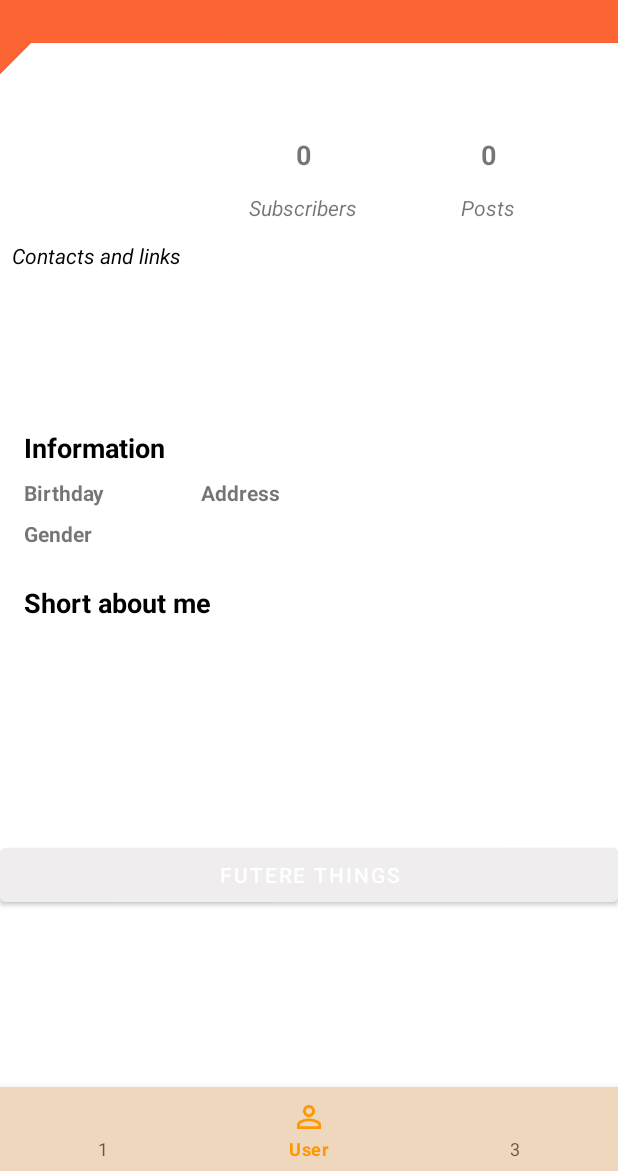
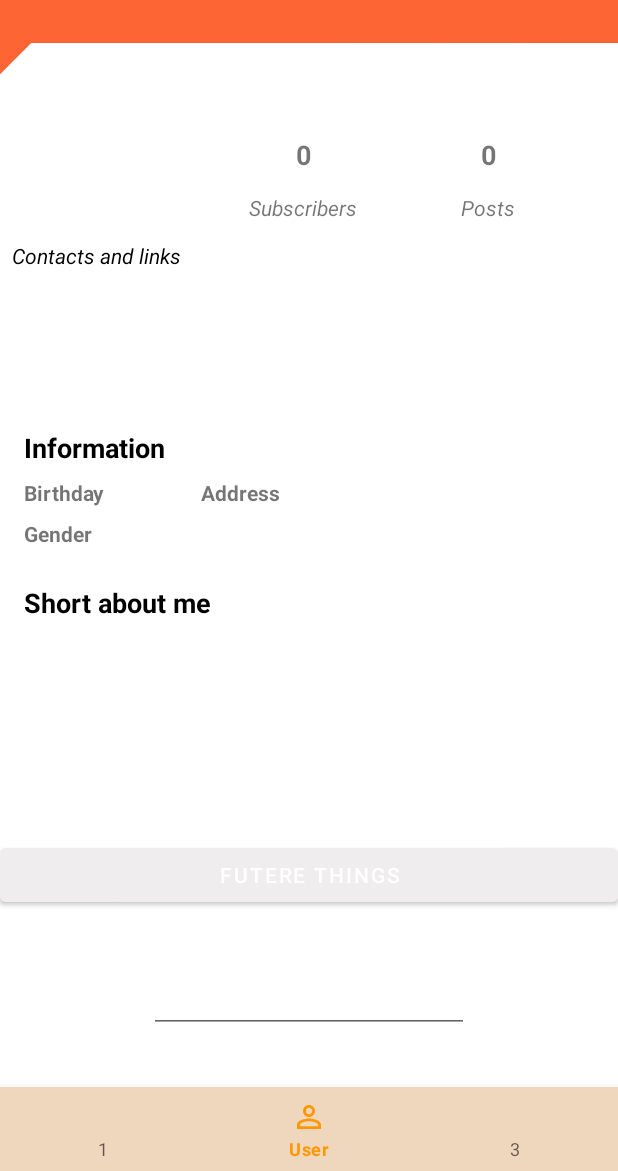
Before and after one commit to VadimKost/SocialNet_Android_app, an Android app: the MainActivity screen opened directly, with no data from a screen before it, on a phone screen of 412 x 824 dp, the part 65-1236 px from its top. Run offline under Robolectric (Android 15) with nearby library versions, the phone set to English and light mode, and no system bars; our stand-ins replace data binding; network calls fail; 2 statements that could not run were skipped.

Commit message:
move to android gradle plugin 7+

```diff
--- a/app/src/main/AndroidManifest.xml
+++ b/app/src/main/AndroidManifest.xml
@@ -12,14 +12,12 @@
         android:supportsRtl="true"
         android:theme="@style/AppTheme">
         <activity
-            android:name="com.v.vsocial.RegisterActivity"
-            android:noHistory="true" />
+            android:name="com.v.vsocial.RegisterActivity" />
         <activity
             android:name="com.v.vsocial.MainActivity"
              />
         <activity
             android:name="com.v.vsocial.LoginActivity"
-            android:noHistory="true"
             android:screenOrientation="portrait">
             <intent-filter>
                 <action android:name="android.intent.action.MAIN" />
--- a/app/src/main/java/com/v/vsocial/LoginActivity.kt
+++ b/app/src/main/java/com/v/vsocial/LoginActivity.kt
@@ -18,7 +18,8 @@ class LoginActivity : AppCompatActivity() {
     override fun onCreate(savedInstanceState: Bundle?) {
         super.onCreate(savedInstanceState)
         if (Auth.getUserCredentials(this)!=null) {
-           startActivity(Intent(this, MainActivity::class.java))
+            startActivity(Intent(this, MainActivity::class.java))
+            finish()
         }
         setContentView(R.layout.activity_login)
 
--- a/app/src/main/java/com/v/vsocial/MainActivity.kt
+++ b/app/src/main/java/com/v/vsocial/MainActivity.kt
@@ -8,13 +8,13 @@ import androidx.appcompat.widget.Toolbar
 import androidx.fragment.app.Fragment
 import androidx.lifecycle.ViewModelProvider
 import com.v.vsocial.network.Auth
-import com.v.vsocial.viewmodels.MainActivityViewModel
+import com.v.vsocial.viewmodels.UserProfileVM
 import kotlinx.android.synthetic.main.activity_main.*
 
 
 class MainActivity : AppCompatActivity(){
-    val model: MainActivityViewModel by lazy { ViewModelProvider(this).get(
-        MainActivityViewModel::class.java) }
+    val model: UserProfileVM by lazy { ViewModelProvider(this).get(
+        UserProfileVM::class.java) }
 
     override fun onCreate(savedInstanceState: Bundle?) {
         super.onCreate(savedInstanceState)
--- a/app/src/main/java/com/v/vsocial/UserFragment.kt
+++ b/app/src/main/java/com/v/vsocial/UserFragment.kt
@@ -2,42 +2,37 @@ package com.v.vsocial
 
 import android.content.Intent
 import android.os.Bundle
-import android.util.Log
 import android.view.LayoutInflater
 import android.view.View
 import android.view.ViewGroup
-import android.widget.Toast
 import androidx.fragment.app.Fragment
 import androidx.lifecycle.ViewModelProvider
 import androidx.lifecycle.lifecycleScope
 import androidx.recyclerview.widget.LinearLayoutManager
-import com.v.vsocial.adapters.LinksAdapter
 import com.v.vsocial.databinding.FragmentMainUserBinding
 import com.v.vsocial.network.Auth
 import com.v.vsocial.viewmodels.Action
-import com.v.vsocial.viewmodels.MainActivityViewModel
+import com.v.vsocial.viewmodels.UserProfileVM
 import kotlinx.coroutines.flow.collect
 import kotlinx.coroutines.launch
 
 
 class UserFragment : Fragment() {
-    val model: MainActivityViewModel by lazy{
-        ViewModelProvider(this).get(MainActivityViewModel::class.java)
+    val vm: UserProfileVM by lazy{
+        ViewModelProvider(this).get(UserProfileVM::class.java)
     }
     lateinit var binding:FragmentMainUserBinding
 
     override fun onCreateView(inflater: LayoutInflater, container: ViewGroup?, savedInstanceState: Bundle?): View {
         binding =FragmentMainUserBinding.inflate(inflater,container,false)
+        binding.setLifecycleOwner(this)
+        binding.viewmodel =vm
+
         binding.rv.layoutManager = LinearLayoutManager(context, LinearLayoutManager.HORIZONTAL, false)
 
-        lifecycleScope.launch {
-            model.user.collect {
-                binding.user = it
-            }
-        }
 
         lifecycleScope.launch {
-            model.actions.collect {
+            vm.actions.collect {
                 when(it){
                     Action.logout -> {
                         Auth.removeUserCredentials(requireContext())
--- a/app/src/main/java/com/v/vsocial/network/SocialNet.kt
+++ b/app/src/main/java/com/v/vsocial/network/SocialNet.kt
@@ -9,8 +9,9 @@ import retrofit2.http.*
 
 
 object SocialNet {
+    private val  BASE_URL="http://192.168.42.93:8000/api/"
 //    private val BASE_URL = "http://www.vako.ga/api/"
-    private val  BASE_URL="http://192.168.0.106:8000/api/"
+//    private val  BASE_URL="http://192.168.0.106:8000/api/"
     lateinit var retrofit: Retrofit
     init {
         retrofit = Retrofit.Builder()
--- a/app/src/main/java/com/v/vsocial/viewmodels/MainActivityViewModel.kt
+++ b/app/src/main/java/com/v/vsocial/viewmodels/UserProfileVM.kt
@@ -16,7 +16,7 @@ import kotlinx.coroutines.*
 import kotlinx.coroutines.flow.MutableStateFlow
 import kotlinx.coroutines.flow.StateFlow
 
-class MainActivityViewModel(application: Application): AndroidViewModel(application) {
+class UserProfileVM(application: Application): AndroidViewModel(application) {
     val coroutineExceptionHanlder = CoroutineExceptionHandler{_, throwable ->
 //        _stateFlow.value=State.networkError
     }
@@ -31,8 +31,7 @@ class MainActivityViewModel(application: Application): AndroidViewModel(applicat
     init{
         _actions.value=Action.showLoadingBar
         viewModelScope.launch {
-            var userstate = getUser()
-            when(userstate){
+            when(val userstate = getUser()){
                 is ResponseState.Success -> _user.value = userstate.data
                 is ResponseState.AuthError -> _actions.value =Action.logout
             }
--- a/app/src/main/res/layout/fragment_main_user.xml
+++ b/app/src/main/res/layout/fragment_main_user.xml
@@ -4,8 +4,8 @@
     xmlns:android="http://schemas.android.com/apk/res/android">
     <data>
         <variable
-            name="user"
-            type="com.v.vsocial.models.User" />
+            name="viewmodel"
+            type="com.v.vsocial.viewmodels.UserProfileVM" />
     </data>
 
 
@@ -52,7 +52,7 @@
                         android:layout_marginStart="16dp"
                         android:layout_marginTop="16dp"
                         android:background="#FFFFFF"
-                        android:src="@{user.user_profile.photo}"
+                        android:src="@{viewmodel.user.user_profile.photo}"
                         app:layout_constraintEnd_toEndOf="parent"
                         app:layout_constraintHorizontal_bias="0.061"
                         app:layout_constraintStart_toStartOf="parent"
@@ -66,7 +66,7 @@
                         android:layout_marginStart="16dp"
                         android:layout_marginEnd="16dp"
                         android:maxLines="2"
-                        android:text="@{user.username}"
+                        android:text="@{viewmodel.user.username}"
                         android:textAlignment="center"
                         android:textColor="@color/primaryTextColor"
                         android:textSize="14sp"
@@ -167,7 +167,7 @@
                         android:layout_width="wrap_content"
                         android:layout_height="wrap_content"
                         android:layout_marginStart="16dp"
-                        android:text="@{user.user_profile.data}"
+                        android:text="@{viewmodel.user.user_profile.data}"
                         app:layout_constraintBottom_toBottomOf="@+id/textView25"
                         app:layout_constraintEnd_toEndOf="parent"
                         app:layout_constraintHorizontal_bias="0.0"
@@ -189,7 +189,7 @@
                         android:layout_height="0dp"
                         android:layout_marginTop="8dp"
                         android:layout_marginEnd="16dp"
-                        android:text="@{user.user_profile.adress}"
+                        android:text="@{viewmodel.user.user_profile.adress}"
                         app:layout_constraintBottom_toBottomOf="@+id/gender_f"
                         app:layout_constraintEnd_toEndOf="parent"
                         app:layout_constraintHorizontal_bias="0.0"
@@ -211,7 +211,7 @@
                             android:id="@+id/about_f"
                             android:layout_width="match_parent"
                             android:layout_height="wrap_content"
-                            android:text="@{user.user_profile.aboutMe}" />
+                            android:text="@{viewmodel.user.user_profile.aboutMe}" />
                     </ScrollView>
 
                     <TextView
@@ -266,9 +266,21 @@
                         android:id="@+id/gender_f"
                         android:layout_width="wrap_content"
                         android:layout_height="wrap_content"
-                        android:text="@{user.user_profile.gender.toString()}"
+                        android:text="@{viewmodel.user.user_profile.gender.toString()}"
                         app:layout_constraintBottom_toBottomOf="@+id/textView"
                         app:layout_constraintStart_toStartOf="@+id/birthday_f" />
+
+                    <EditText
+                        android:id="@+id/editText"
+                        android:layout_width="wrap_content"
+                        android:layout_height="wrap_content"
+                        android:ems="10"
+                        android:inputType="textPersonName"
+                        android:text="@{viewmodel.user.user_profile.adress}"
+                        app:layout_constraintBottom_toBottomOf="parent"
+                        app:layout_constraintEnd_toEndOf="parent"
+                        app:layout_constraintStart_toStartOf="parent"
+                        app:layout_constraintTop_toBottomOf="@+id/button4" />
 
 
                 </androidx.constraintlayout.widget.ConstraintLayout>
--- a/build.gradle
+++ b/build.gradle
@@ -1,12 +1,12 @@
 // Top-level build file where you can add configuration options common to all sub-projects/modules.
 buildscript {
-    ext.kotlin_version = '1.4.21'
+    ext.kotlin_version = '1.4.30'
     repositories {
         google()
         jcenter()
     }
     dependencies {
-        classpath "com.android.tools.build:gradle:4.0.1"
+        classpath 'com.android.tools.build:gradle:7.0.0-alpha05'
         classpath "org.jetbrains.kotlin:kotlin-gradle-plugin:$kotlin_version"
 
         // NOTE: Do not place your application dependencies here; they belong
```
Also changed, not shown: app/build.gradle (+3 -6 lines), app/src/main/java/com/v/vsocial/utils/ResponseState.kt (renamed from app/src/main/java/com/v/vsocial/utils/State.kt), gradle/wrapper/gradle-wrapper.properties.
